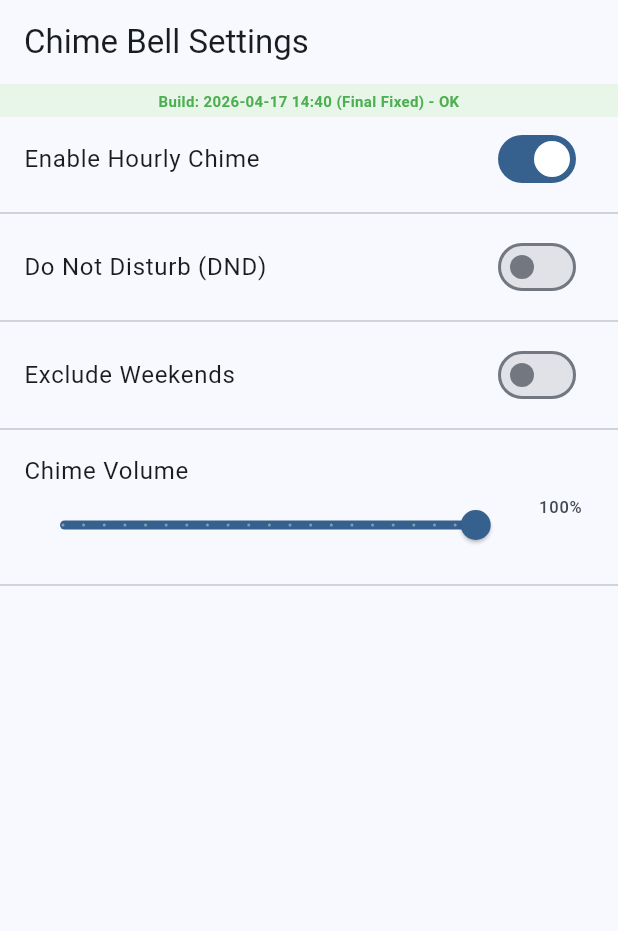
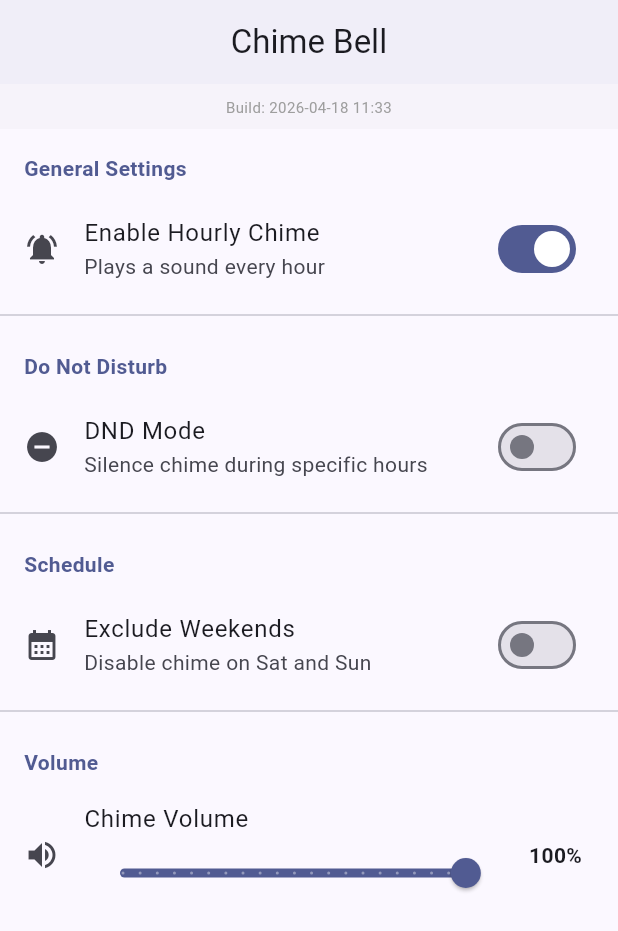
Before and after one commit to AeWeol1228/chime-bell-application, a Flutter app: the screen it shows after launch, on a phone screen of 412 x 824 dp. Shown: the top 931 px of the screen. Run offline on Flutter 3.47's test engine with Material 3 defaults, Android fonts, the phone set to English and light mode, and no system bars; our stand-ins replace audioplayers, shared_preferences; missing offline and left inert: android_alarm_manager_plus; statements that could not run were skipped.

Commit message:
Refactor: Modularize services, implement singleton SettingsService, and enhance UI with Dark Mode

```diff
--- a/lib/build_info.dart
+++ b/lib/build_info.dart
@@ -1,3 +1,3 @@
 class BuildInfo {
-  static const String buildTime = "2026-04-17 14:40";
+  static const String buildTime = "2026-04-18 11:33";
 }
--- a/lib/main.dart
+++ b/lib/main.dart
@@ -2,92 +2,48 @@ import 'package:flutter/material.dart';
 import 'services/settings_service.dart';
 import 'services/alarm_service.dart';
 import 'ui/settings_screen.dart';
-import 'package:android_alarm_manager_plus/android_alarm_manager_plus.dart';
-import 'package:audioplayers/audioplayers.dart';
-import 'dart:developer' as dev;
-
-// Move alarmCallback to the very top of main.dart for maximum visibility to Native
-@pragma('vm:entry-point')
-Future<void> alarmCallback() async {
-  dev.log('==== [NATIVE] Alarm callback started in Background Isolate ====', name: 'ChimeBell');
-  print('[ChimeBell] Background Isolate Triggered');
-
-  try {
-    final settings = SettingsService();
-    await settings.init();
-    await settings.reload(); // Force reload to get latest values from disk
-
-    if (!settings.chimeEnabled) {
-      print('[ChimeBell] Chime is disabled. Skipping.');
-      return;
-    }
-
-    final now = DateTime.now();
-    print('[ChimeBell] Current Time: $now, Target Volume: ${settings.volume}');
-    if (settings.excludeWeekends) {
-      if (now.weekday == DateTime.saturday || now.weekday == DateTime.sunday) return;
-    }
-
-    if (settings.dndEnabled) {
-      final start = settings.dndStartHour;
-      final end = settings.dndEndHour;
-      final current = now.hour;
-      bool isDnd = (start <= end) ? (current >= start && current < end) : (current >= start || current < end);
-      if (isDnd) return;
-    }
-
-    final player = AudioPlayer();
-
-    // Set Audio Context for "Ducking" (lower other app volumes instead of pausing)
-    // Updated for audioplayers 5.2.1
-    await AudioPlayer.global.setAudioContext(const AudioContext(
-      android: AudioContextAndroid(
-        contentType: AndroidContentType.music,
-        usageType: AndroidUsageType.alarm,
-        audioFocus: AndroidAudioFocus.gainTransientMayDuck,
-      ),
-      iOS: AudioContextIOS(),
-    ));
-
-    await player.setVolume(settings.volume);
-    await player.play(AssetSource('sounds/${settings.selectedSound}'));
-    print('[ChimeBell] Sound played successfully in background with volume: ${settings.volume}');
-  } catch (e) {
-    print('[ChimeBell] Error in background callback: $e');
-  }
-}
 
 void main() async {
   WidgetsFlutterBinding.ensureInitialized();
 
-  // Initialize Services
+  // Initialize Services (Singleton)
   final settingsService = SettingsService();
   await settingsService.init();
 
-  // Important: Initialize Alarm Manager
+  // Initialize Alarm Service
   await AlarmService.init();
 
   if (settingsService.chimeEnabled) {
     AlarmService.scheduleChime();
   }
 
-  runApp(MyApp(settings: settingsService));
+  runApp(const MyApp());
 }
 
 class MyApp extends StatelessWidget {
-  final SettingsService settings;
-
-  const MyApp({super.key, required this.settings});
+  const MyApp({super.key});
 
   @override
   Widget build(BuildContext context) {
     return MaterialApp(
       title: 'Chime Bell',
+      debugShowCheckedModeBanner: false,
       theme: ThemeData(
-        colorScheme: ColorScheme.fromSeed(seedColor: Colors.blue),
+        colorScheme: ColorScheme.fromSeed(
+          seedColor: Colors.indigo,
+          brightness: Brightness.light,
+        ),
         useMaterial3: true,
       ),
-      home: SettingsScreen(settings: settings),
+      darkTheme: ThemeData(
+        colorScheme: ColorScheme.fromSeed(
+          seedColor: Colors.indigo,
+          brightness: Brightness.dark,
+        ),
+        useMaterial3: true,
+      ),
+      themeMode: ThemeMode.system,
+      home: SettingsScreen(settings: SettingsService()),
     );
   }
 }
--- a/lib/services/alarm_service.dart
+++ b/lib/services/alarm_service.dart
@@ -1,5 +1,5 @@
 import 'package:android_alarm_manager_plus/android_alarm_manager_plus.dart';
-import '../main.dart'; // Import to use alarmCallback from main.dart
+import 'background_service.dart';
 
 class AlarmService {
   static const int _alarmId = 0;
@@ -8,17 +8,18 @@ class AlarmService {
   static Future<void> init() async {
     if (_initialized) return;
     _initialized = await AndroidAlarmManager.initialize();
-    print('[ChimeBell] AndroidAlarmManager initialized: $_initialized');
+    print('[ChimeBell] AlarmService initialized: $_initialized');
   }
 
   static Future<void> scheduleChime() async {
     final now = DateTime.now();
+    // Schedule for the next full hour
     final nextHour = DateTime(now.year, now.month, now.day, now.hour + 1);
 
     await AndroidAlarmManager.periodic(
       const Duration(hours: 1),
       _alarmId,
-      alarmCallback, // References the top-level function in main.dart
+      BackgroundService.alarmCallback,
       startAt: nextHour,
       exact: true,
       wakeup: true,
@@ -38,7 +39,7 @@ class AlarmService {
     await AndroidAlarmManager.oneShot(
       const Duration(minutes: 1),
       testId,
-      alarmCallback, // References the top-level function in main.dart
+      BackgroundService.alarmCallback,
       exact: true,
       wakeup: true,
     );
--- a/lib/services/settings_service.dart
+++ b/lib/services/settings_service.dart
@@ -1,6 +1,11 @@
 import 'package:shared_preferences/shared_preferences.dart';
 
 class SettingsService {
+  // Singleton pattern
+  static final SettingsService _instance = SettingsService._internal();
+  factory SettingsService() => _instance;
+  SettingsService._internal();
+
   static const String _keyChimeEnabled = 'chime_enabled';
   static const String _keyDndEnabled = 'dnd_enabled';
   static const String _keyDndStartHour = 'dnd_start_hour';
@@ -19,24 +24,30 @@ class SettingsService {
     await _prefs.reload();
   }
 
+  // Helper for generic preference setting
+  Future<bool> _setBool(String key, bool value) => _prefs.setBool(key, value);
+  Future<bool> _setInt(String key, int value) => _prefs.setInt(key, value);
+  Future<bool> _setDouble(String key, double value) => _prefs.setDouble(key, value);
+  Future<bool> _setString(String key, String value) => _prefs.setString(key, value);
+
   bool get chimeEnabled => _prefs.getBool(_keyChimeEnabled) ?? true;
-  Future<void> setChimeEnabled(bool value) => _prefs.setBool(_keyChimeEnabled, value);
+  Future<void> setChimeEnabled(bool value) => _setBool(_keyChimeEnabled, value);
 
   bool get dndEnabled => _prefs.getBool(_keyDndEnabled) ?? false;
-  Future<void> setDndEnabled(bool value) => _prefs.setBool(_keyDndEnabled, value);
+  Future<void> setDndEnabled(bool value) => _setBool(_keyDndEnabled, value);
 
-  int get dndStartHour => _prefs.getInt(_keyDndStartHour) ?? 22; // Default 10 PM
-  Future<void> setDndStartHour(int value) => _prefs.setInt(_keyDndStartHour, value);
+  int get dndStartHour => _prefs.getInt(_keyDndStartHour) ?? 22;
+  Future<void> setDndStartHour(int value) => _setInt(_keyDndStartHour, value);
 
-  int get dndEndHour => _prefs.getInt(_keyDndEndHour) ?? 7; // Default 7 AM
-  Future<void> setDndEndHour(int value) => _prefs.setInt(_keyDndEndHour, value);
+  int get dndEndHour => _prefs.getInt(_keyDndEndHour) ?? 7;
+  Future<void> setDndEndHour(int value) => _setInt(_keyDndEndHour, value);
 
   bool get excludeWeekends => _prefs.getBool(_keyExcludeWeekends) ?? false;
-  Future<void> setExcludeWeekends(bool value) => _prefs.setBool(_keyExcludeWeekends, value);
+  Future<void> setExcludeWeekends(bool value) => _setBool(_keyExcludeWeekends, value);
 
   String get selectedSound => _prefs.getString(_keySelectedSound) ?? 'default_chime.mp3';
-  Future<void> setSelectedSound(String value) => _prefs.setString(_keySelectedSound, value);
+  Future<void> setSelectedSound(String value) => _setString(_keySelectedSound, value);
 
   double get volume => _prefs.getDouble(_keyVolume) ?? 1.0;
-  Future<void> setVolume(double value) => _prefs.setDouble(_keyVolume, value);
+  Future<void> setVolume(double value) => _setDouble(_keyVolume, value);
 }
--- a/lib/ui/settings_screen.dart
+++ b/lib/ui/settings_screen.dart
@@ -1,5 +1,5 @@
 import 'package:flutter/material.dart';
-import 'package:audioplayers/audioplayers.dart'; // Add this
+import 'package:audioplayers/audioplayers.dart';
 import '../services/settings_service.dart';
 import '../services/alarm_service.dart';
 import '../build_info.dart';
@@ -22,22 +22,13 @@ class _SettingsScreenState extends State<SettingsScreen> {
   late bool _excludeWeekends;
   late double _volume;
   int _debugTapCount = 0;
-  final AudioPlayer _previewPlayer = AudioPlayer(); // For volume preview
-
-  // Manual Build ID for user verification
-  final String _buildID = "Build: ${BuildInfo.buildTime} (Final Fixed)";
+  final AudioPlayer _previewPlayer = AudioPlayer();
 
   @override
   void initState() {
     super.initState();
-    _chimeEnabled = widget.settings.chimeEnabled;
-    _dndEnabled = widget.settings.dndEnabled;
-    _dndStart = widget.settings.dndStartHour;
-    _dndEnd = widget.settings.dndEndHour;
-    _excludeWeekends = widget.settings.excludeWeekends;
-    _volume = widget.settings.volume;
+    _loadSettings();
 
-    // Set preview player context to match alarm type
     _previewPlayer.setAudioContext(const AudioContext(
       android: AudioContextAndroid(
         contentType: AndroidContentType.music,
@@ -45,6 +36,15 @@ class _SettingsScreenState extends State<SettingsScreen> {
         audioFocus: AndroidAudioFocus.gainTransientMayDuck,
       ),
     ));
+  }
+
+  void _loadSettings() {
+    _chimeEnabled = widget.settings.chimeEnabled;
+    _dndEnabled = widget.settings.dndEnabled;
+    _dndStart = widget.settings.dndStartHour;
+    _dndEnd = widget.settings.dndEndHour;
+    _excludeWeekends = widget.settings.excludeWeekends;
+    _volume = widget.settings.volume;
   }
 
   @override
@@ -60,8 +60,8 @@ class _SettingsScreenState extends State<SettingsScreen> {
     }
   }
 
-  void _updateAlarm() {
-    if (_chimeEnabled) {
+  void _updateAlarm(bool enabled) {
+    if (enabled) {
       AlarmService.scheduleChime();
     } else {
       AlarmService.cancelChime();
@@ -69,7 +69,6 @@ class _SettingsScreenState extends State<SettingsScreen> {
   }
 
   void _handleDebugTap() {
-    setState(() {
     _debugTapCount++;
     if (_debugTapCount >= 7) {
       _debugTapCount = 0;
@@ -78,39 +77,39 @@ class _SettingsScreenState extends State<SettingsScreen> {
         MaterialPageRoute(builder: (context) => const DebugScreen()),
       );
     }
-    });
   }
 
   @override
   Widget build(BuildContext context) {
+    final theme = Theme.of(context);
+
     return Scaffold(
-      appBar: AppBar(title: const Text('Chime Bell Settings')),
+      appBar: AppBar(
+        title: const Text('Chime Bell'),
+        centerTitle: true,
+        elevation: 2,
+      ),
       body: ListView(
         children: [
-          GestureDetector(
-            onTap: _handleDebugTap,
-            child: Container(
-              color: Colors.green.shade50,
-              padding: const EdgeInsets.symmetric(vertical: 4),
-              child: Text(
-                '$_buildID - OK',
-                textAlign: TextAlign.center,
-                style: const TextStyle(fontSize: 10, color: Colors.green, fontWeight: FontWeight.bold),
-              ),
-            ),
-          ),
+          _buildBuildInfo(),
+          _buildSectionTitle('General Settings'),
           SwitchListTile(
             title: const Text('Enable Hourly Chime'),
+            subtitle: const Text('Plays a sound every hour'),
+            secondary: const Icon(Icons.notifications_active),
             value: _chimeEnabled,
             onChanged: (val) {
               setState(() => _chimeEnabled = val);
               widget.settings.setChimeEnabled(val);
-              _updateAlarm();
+              _updateAlarm(val);
             },
           ),
           const Divider(),
+          _buildSectionTitle('Do Not Disturb'),
           SwitchListTile(
-            title: const Text('Do Not Disturb (DND)'),
+            title: const Text('DND Mode'),
+            subtitle: const Text('Silence chime during specific hours'),
+            secondary: const Icon(Icons.do_not_disturb_on),
             value: _dndEnabled,
             onChanged: (val) {
               setState(() => _dndEnabled = val);
@@ -118,36 +117,21 @@ class _SettingsScreenState extends State<SettingsScreen> {
             },
           ),
           if (_dndEnabled) ...[
-            ListTile(
-              title: const Text('DND Start Hour'),
-              trailing: DropdownButton<int>(
-                value: _dndStart,
-                items: List.generate(24, (i) => DropdownMenuItem(value: i, child: Text('$i:00'))),
-                onChanged: (val) {
-                  if (val != null) {
+            _buildTimePicker('Start Hour', _dndStart, (val) {
               setState(() => _dndStart = val);
               widget.settings.setDndStartHour(val);
-                  }
-                },
-              ),
-            ),
-            ListTile(
-              title: const Text('DND End Hour'),
-              trailing: DropdownButton<int>(
-                value: _dndEnd,
-                items: List.generate(24, (i) => DropdownMenuItem(value: i, child: Text('$i:00'))),
-                onChanged: (val) {
-                  if (val != null) {
+            }),
+            _buildTimePicker('End Hour', _dndEnd, (val) {
               setState(() => _dndEnd = val);
               widget.settings.setDndEndHour(val);
-                  }
-                },
-              ),
-            ),
+            }),
           ],
           const Divider(),
+          _buildSectionTitle('Schedule'),
           SwitchListTile(
             title: const Text('Exclude Weekends'),
+            subtitle: const Text('Disable chime on Sat and Sun'),
+            secondary: const Icon(Icons.calendar_month),
             value: _excludeWeekends,
             onChanged: (val) {
               setState(() => _excludeWeekends = val);
@@ -155,27 +139,76 @@ class _SettingsScreenState extends State<SettingsScreen> {
             },
           ),
           const Divider(),
+          _buildSectionTitle('Volume'),
           ListTile(
+            leading: const Icon(Icons.volume_up),
             title: const Text('Chime Volume'),
             subtitle: Slider(
               value: _volume,
               min: 0.0,
               max: 1.0,
-              divisions: 20, // More granular
+              divisions: 20,
               label: '${(_volume * 100).round()}%',
-              onChanged: (val) {
-                setState(() => _volume = val);
-              },
-              onChangeEnd: (val) { // Play sound only when user stops dragging
+              onChanged: (val) => setState(() => _volume = val),
+              onChangeEnd: (val) {
                 widget.settings.setVolume(val);
                 _playPreview(val);
               },
             ),
-            trailing: Text('${(_volume * 100).round()}%'),
+            trailing: Text(
+              '${(_volume * 100).round()}%',
+              style: theme.textTheme.bodyMedium?.copyWith(fontWeight: FontWeight.bold),
             ),
-          const Divider(),
+          ),
+          const SizedBox(height: 32),
         ],
       ),
     );
   }
+
+  Widget _buildSectionTitle(String title) {
+    return Padding(
+      padding: const EdgeInsets.fromLTRB(16, 16, 16, 8),
+      child: Text(
+        title,
+        style: TextStyle(
+          color: Theme.of(context).colorScheme.primary,
+          fontWeight: FontWeight.bold,
+          fontSize: 14,
+        ),
+      ),
+    );
   }
+
+  Widget _buildTimePicker(String label, int currentHour, ValueChanged<int> onChanged) {
+    return ListTile(
+      contentPadding: const EdgeInsets.symmetric(horizontal: 32),
+      title: Text(label),
+      trailing: DropdownButton<int>(
+        value: currentHour,
+        items: List.generate(24, (i) => DropdownMenuItem(
+          value: i,
+          child: Text('${i.toString().padLeft(2, '0')}:00')
+        )),
+        onChanged: (val) {
+          if (val != null) onChanged(val);
+        },
+      ),
+    );
+  }
+
+  Widget _buildBuildInfo() {
+    return GestureDetector(
+      onTap: _handleDebugTap,
+      child: Container(
+        color: Colors.grey.withOpacity(0.05),
+        padding: const EdgeInsets.symmetric(vertical: 8),
+        child: Text(
+          'Build: ${BuildInfo.buildTime}',
+          textAlign: TextAlign.center,
+          style: const TextStyle(fontSize: 10, color: Colors.grey),
+        ),
+      ),
+    );
+  }
+}
```
Also changed, not shown: Chime_Bell_Dev_Log.txt (added, +65 -0 lines), lib/services/background_service.dart (added, +73 -0 lines), lib/ui/debug_screen.dart (+76 -37 lines), 1 other file. Lines whose indentation alone changed are shown as unchanged.
